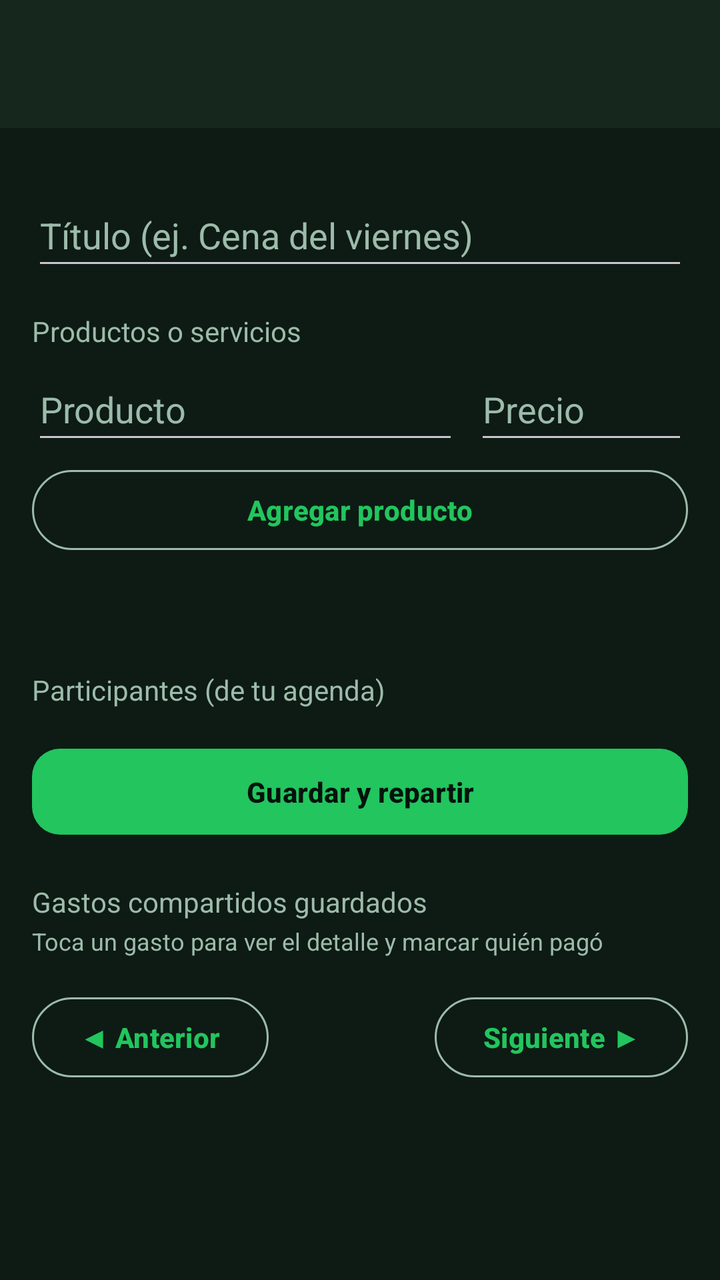
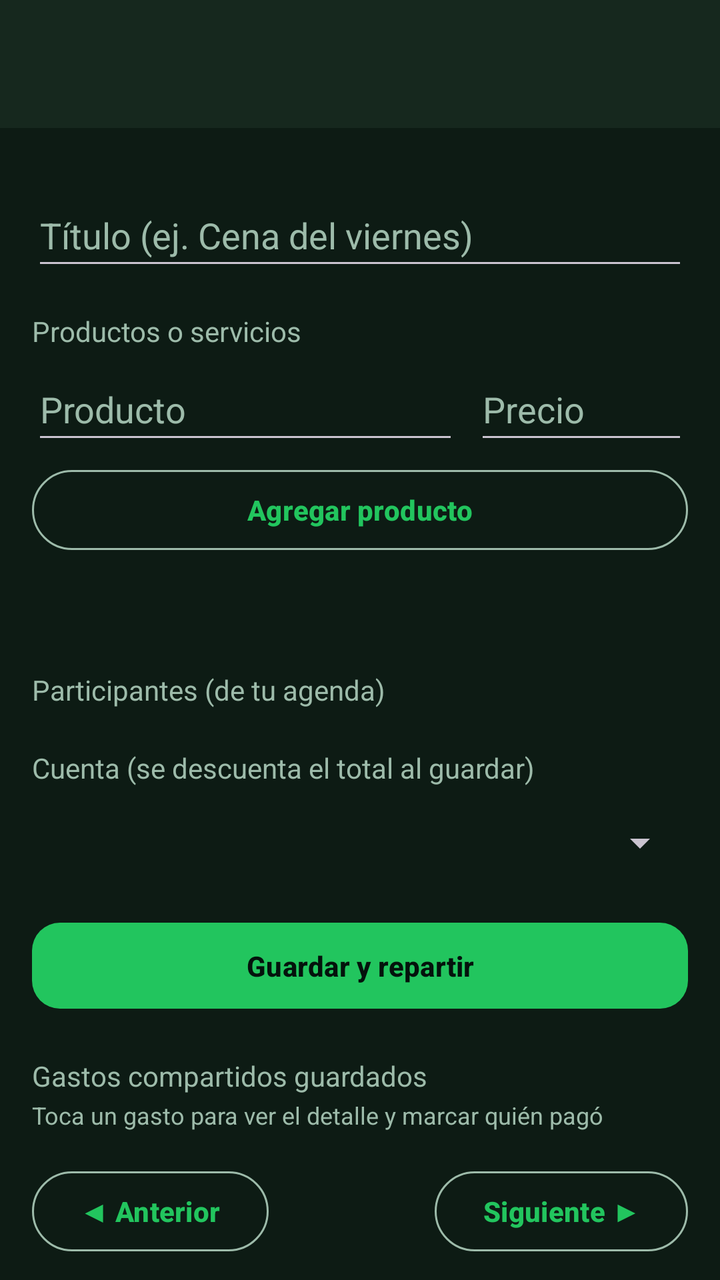

Before-and-after screenshots of an Android layout around one commit, followed by the original layout XML and the change that was made.
<!-- AndroidManifest.xml: application theme Theme.LocalCash -->
<!-- res/layout/activity_gasto_compartido.xml -->
<?xml version="1.0" encoding="utf-8"?>
<androidx.constraintlayout.widget.ConstraintLayout xmlns:android="http://schemas.android.com/apk/res/android"
    xmlns:app="http://schemas.android.com/apk/res-auto"
    xmlns:tools="http://schemas.android.com/tools"
    android:id="@+id/main"
    android:layout_width="match_parent"
    android:layout_height="match_parent"
    android:background="@color/lc_background"
    tools:context=".GastoCompartidoActivity">

    <com.google.android.material.appbar.MaterialToolbar
        android:id="@+id/toolbar"
        android:layout_width="0dp"
        android:layout_height="?attr/actionBarSize"
        android:background="@color/lc_surface"
        android:theme="@style/ThemeOverlay.Material3.Dark"
        app:layout_constraintEnd_toEndOf="parent"
        app:layout_constraintStart_toStartOf="parent"
        app:layout_constraintTop_toTopOf="parent" />

    <androidx.core.widget.NestedScrollView
        android:layout_width="0dp"
        android:layout_height="0dp"
        app:layout_constraintBottom_toBottomOf="parent"
        app:layout_constraintEnd_toEndOf="parent"
        app:layout_constraintStart_toStartOf="parent"
        app:layout_constraintTop_toBottomOf="@id/toolbar">

        <LinearLayout
            android:layout_width="match_parent"
            android:layout_height="wrap_content"
            android:orientation="vertical"
            android:padding="16dp">

            <EditText
                android:id="@+id/etTitulo"
                android:layout_width="match_parent"
                android:layout_height="wrap_content"
                android:layout_marginTop="12dp"
                android:hint="@string/agc_ettitulo"
                android:inputType="text"
                android:minHeight="48dp"
                android:textColor="@color/lc_text"
                android:textColorHint="@color/lc_hint" />

            
            <TextView
                android:layout_width="wrap_content"
                android:layout_height="wrap_content"
                android:layout_marginTop="16dp"
                android:text="@string/agc_productos"
                android:textColor="@color/lc_hint" />

            <LinearLayout
                android:layout_width="match_parent"
                android:layout_height="wrap_content"
                android:layout_marginTop="4dp"
                android:orientation="horizontal">

                <EditText
                    android:id="@+id/etProductoNombre"
                    android:layout_width="0dp"
                    android:layout_height="wrap_content"
                    android:layout_weight="2"
                    android:hint="@string/agc_producto_nombre"
                    android:inputType="text"
                    android:minHeight="48dp"
                    android:textColor="@color/lc_text"
                    android:textColorHint="@color/lc_hint" />

                <EditText
                    android:id="@+id/etProductoPrecio"
                    android:layout_width="0dp"
                    android:layout_height="wrap_content"
                    android:layout_marginStart="8dp"
                    android:layout_weight="1"
                    android:hint="@string/agc_producto_precio"
                    android:inputType="numberDecimal"
                    android:minHeight="48dp"
                    android:textColor="@color/lc_text"
                    android:textColorHint="@color/lc_hint" />
            </LinearLayout>

            <Button
                android:id="@+id/btnAgregarProducto"
                style="?attr/materialButtonOutlinedStyle"
                android:layout_width="match_parent"
                android:layout_height="wrap_content"
                android:layout_marginTop="4dp"
                android:text="@string/agc_btnproducto" />

            <androidx.recyclerview.widget.RecyclerView
                android:id="@+id/rvProductos"
                android:layout_width="match_parent"
                android:layout_height="wrap_content"
                android:layout_marginTop="8dp"
                android:nestedScrollingEnabled="false" />

            <TextView
                android:id="@+id/tvTotal"
                android:layout_width="wrap_content"
                android:layout_height="wrap_content"
                android:layout_marginTop="8dp"
                android:textColor="@color/lc_accent"
                android:textSize="18sp"
                android:textStyle="bold" />

            
            <TextView
                android:layout_width="wrap_content"
                android:layout_height="wrap_content"
                android:layout_marginTop="16dp"
                android:text="@string/agc_participantes"
                android:textColor="@color/lc_hint" />

            <LinearLayout
                android:id="@+id/llParticipantes"
                android:layout_width="match_parent"
                android:layout_height="wrap_content"
                android:layout_marginTop="4dp"
                android:orientation="vertical" />

            <Button
                android:id="@+id/btnGuardar"
                android:layout_width="match_parent"
                android:layout_height="wrap_content"
                android:layout_marginTop="12dp"
                android:text="@string/agc_btnguardar" />

            
            <TextView
                android:layout_width="wrap_content"
                android:layout_height="wrap_content"
                android:layout_marginTop="20dp"
                android:text="@string/agc_lista"
                android:textColor="@color/lc_hint" />

            <TextView
                android:layout_width="wrap_content"
                android:layout_height="wrap_content"
                android:layout_marginTop="2dp"
                android:text="@string/agc_toca_gasto"
                android:textColor="@color/lc_hint"
                android:textSize="12sp" />

            <androidx.recyclerview.widget.RecyclerView
                android:id="@+id/rvGastos"
                android:layout_width="match_parent"
                android:layout_height="wrap_content"
                android:layout_marginTop="8dp"
                android:nestedScrollingEnabled="false" />

            <LinearLayout
                android:id="@+id/barraPaginacion"
                android:layout_width="match_parent"
                android:layout_height="wrap_content"
                android:layout_marginTop="8dp"
                android:gravity="center_vertical"
                android:orientation="horizontal">

                <Button
                    android:id="@+id/btnPagAnterior"
                    style="?attr/materialButtonOutlinedStyle"
                    android:layout_width="wrap_content"
                    android:layout_height="wrap_content"
                    android:text="@string/paginador_anterior" />

                <TextView
                    android:id="@+id/tvPagina"
                    android:layout_width="0dp"
                    android:layout_height="wrap_content"
                    android:layout_weight="1"
                    android:gravity="center"
                    android:textColor="@color/lc_hint" />

                <Button
                    android:id="@+id/btnPagSiguiente"
                    style="?attr/materialButtonOutlinedStyle"
                    android:layout_width="wrap_content"
                    android:layout_height="wrap_content"
                    android:text="@string/paginador_siguiente" />
            </LinearLayout>

        </LinearLayout>

    </androidx.core.widget.NestedScrollView>

</androidx.constraintlayout.widget.ConstraintLayout>
<!-- resources referenced by this layout -->
<resources>
  <color name="lc_accent">#22C55E</color>
  <color name="lc_background">#0D1B14</color>
  <color name="lc_hint">#9DBBAA</color>
  <color name="lc_surface">#16281E</color>
  <color name="lc_text">#F1F8F4</color>
  <string name="agc_btnguardar">Guardar y repartir</string>
  <string name="agc_btnproducto">Agregar producto</string>
  <string name="agc_ettitulo">Título (ej. Cena del viernes)</string>
  <string name="agc_lista">Gastos compartidos guardados</string>
  <string name="agc_participantes">Participantes (de tu agenda)</string>
  <string name="agc_producto_nombre">Producto</string>
  <string name="agc_producto_precio">Precio</string>
  <string name="agc_productos">Productos o servicios</string>
  <string name="agc_toca_gasto">Toca un gasto para ver el detalle y marcar quién pagó</string>
  <string name="paginador_anterior">◀ Anterior</string>
  <string name="paginador_siguiente">Siguiente ▶</string>
  <style name="Theme.LocalCash" parent="Base.Theme.LocalCash" />
  <style name="Base.Theme.LocalCash" parent="Theme.Material3.Dark.NoActionBar">
          
          <item name="colorPrimary">@color/lc_accent</item>
          <item name="colorOnPrimary">@color/lc_on_primary</item>
          <item name="colorPrimaryContainer">@color/lc_accent_dark</item>
          <item name="colorOnPrimaryContainer">@color/lc_text</item>
          <item name="colorSecondary">@color/lc_accent</item>
          <item name="colorOnSecondary">@color/lc_on_primary</item>
          <item name="colorSecondaryContainer">@color/lc_surface_variant</item>
          <item name="colorOnSecondaryContainer">@color/lc_text</item>
  
          
          <item name="android:colorBackground">@color/lc_background</item>
          <item name="colorSurface">@color/lc_surface</item>
          <item name="colorOnSurface">@color/lc_text</item>
          <item name="colorSurfaceVariant">@color/lc_surface_variant</item>
          <item name="colorOnSurfaceVariant">@color/lc_hint</item>
          <item name="colorOutline">@color/lc_hint</item>
  
          
          <item name="android:statusBarColor">@color/lc_background</item>
          <item name="android:navigationBarColor">@color/lc_background</item>
  
          
          <item name="materialButtonStyle">@style/Widget.LocalCash.Button</item>
      </style>
  <color name="lc_on_primary">#04120C</color>
  <color name="lc_accent_dark">#15803D</color>
  <color name="lc_surface_variant">#1E3528</color>
  <style name="Widget.LocalCash.Button" parent="Widget.Material3.Button">
          <item name="cornerRadius">14dp</item>
          <item name="android:paddingTop">12dp</item>
          <item name="android:paddingBottom">12dp</item>
          <item name="android:textAllCaps">false</item>
          <item name="android:textStyle">bold</item>
      </style>
</resources>

<!-- the commit's change to res/layout/activity_gasto_compartido.xml (unified diff, before → after) -->
@@ -120,6 +120,21 @@
                 android:layout_marginTop="4dp"
                 android:orientation="vertical" />
 
+            
+            <TextView
+                android:layout_width="wrap_content"
+                android:layout_height="wrap_content"
+                android:layout_marginTop="16dp"
+                android:text="@string/agc_cuenta"
+                android:textColor="@color/lc_hint" />
+
+            <Spinner
+                android:id="@+id/spCuenta"
+                android:layout_width="match_parent"
+                android:layout_height="wrap_content"
+                android:layout_marginTop="4dp"
+                android:minHeight="48dp" />
+
             <Button
                 android:id="@+id/btnGuardar"
                 android:layout_width="match_parent"
<!-- resource entries referenced after the edit -->
@@ -7,6 +7,7 @@
   <color name="lc_text">#F1F8F4</color>
   <string name="agc_btnguardar">Guardar y repartir</string>
   <string name="agc_btnproducto">Agregar producto</string>
+  <string name="agc_cuenta">Cuenta (se descuenta el total al guardar)</string>
   <string name="agc_ettitulo">Título (ej. Cena del viernes)</string>
   <string name="agc_lista">Gastos compartidos guardados</string>
   <string name="agc_participantes">Participantes (de tu agenda)</string>
